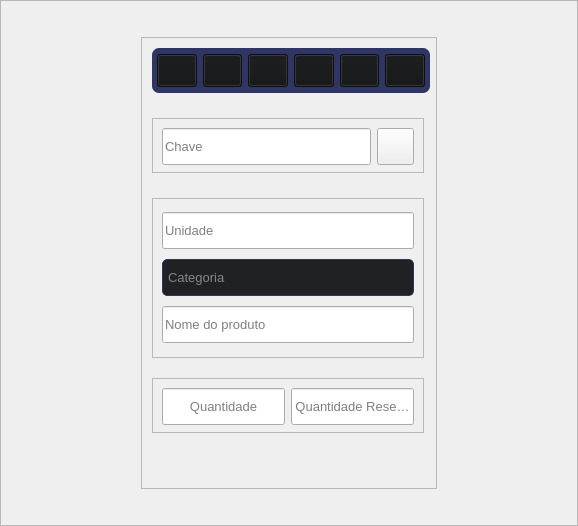
Qt form src/gui/uis/windows/ui_file/cadastro_produto_demo2.ui (NdondaDaniel2020/SalesManagement) before a commit.
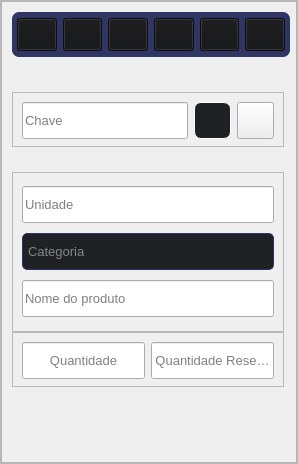
The same form after that commit. The open tabs and pages were chosen to show the change. Icons and pictures are not drawn. Custom widgets are drawn as their Qt base class.

Commit message: mversão definitiva do painel de cadastro

Diff of the .ui file:
```diff
--- a/src/gui/uis/windows/ui_file/cadastro_produto_demo2.ui
+++ b/src/gui/uis/windows/ui_file/cadastro_produto_demo2.ui
@@ -6,8 +6,8 @@
    <rect>
     <x>0</x>
     <y>0</y>
-    <width>578</width>
-    <height>526</height>
+    <width>296</width>
+    <height>462</height>
    </rect>
   </property>
   <property name="windowTitle">
@@ -127,13 +127,13 @@
         <property name="minimumSize">
          <size>
           <width>296</width>
-          <height>452</height>
+          <height>462</height>
          </size>
         </property>
         <property name="maximumSize">
          <size>
           <width>296</width>
-          <height>452</height>
+          <height>462</height>
          </size>
         </property>
         <property name="frameShape">
@@ -164,14 +164,14 @@
             <string notr="true"/>
            </property>
            <property name="currentIndex">
-            <number>0</number>
+            <number>1</number>
            </property>
            <widget class="QWidget" name="page_foto">
             <widget class="QPushButton" name="image">
              <property name="geometry">
               <rect>
                <x>40</x>
-               <y>30</y>
+               <y>40</y>
                <width>220</width>
                <height>390</height>
               </rect>
@@ -235,7 +235,7 @@
               </size>
              </property>
             </widget>
-            <widget class="QFrame" name="frame_nave_bar_2">
+            <widget class="QFrame" name="frame_segmented_nav">
              <property name="geometry">
               <rect>
                <x>60</x>
@@ -302,9 +302,6 @@
                   <height>40</height>
                  </size>
                 </property>
-                <property name="styleSheet">
-                 <string notr="true"/>
-                </property>
                 <property name="text">
                  <string/>
                 </property>
@@ -397,7 +394,7 @@
                 </property>
                 <property name="icon">
                  <iconset>
-                  <normaloff>../../../images/svg_icons/icon_info_2.svg</normaloff>../../../images/svg_icons/icon_info_2.svg</iconset>
+                  <normaloff>../../../images/svg_icons/icon_setting.svg</normaloff>../../../images/svg_icons/icon_setting.svg</iconset>
                 </property>
                 <property name="iconSize">
                  <size>
@@ -412,8 +409,68 @@
             <widget class="QPushButton" name="btn_activate">
              <property name="geometry">
               <rect>
-               <x>60</x>
-               <y>340</y>
+               <x>20</x>
+               <y>390</y>
+               <width>40</width>
+               <height>40</height>
+              </rect>
+             </property>
+             <property name="minimumSize">
+              <size>
+               <width>40</width>
+               <height>40</height>
+              </size>
+             </property>
+             <property name="maximumSize">
+              <size>
+               <width>40</width>
+               <height>40</height>
+              </size>
+             </property>
+             <property name="styleSheet">
+              <string notr="true">QPushButton{
+background-color: rgb(47, 54, 100);
+color: rgb(233, 234, 236);}
+
+QPushButton:hover{background-color: rgb(50, 57, 106);}
+
+QPushButton:pressed{background-color: rgb(48, 55, 102);}
+</string>
+             </property>
+             <property name="text">
+              <string/>
+             </property>
+             <property name="icon">
+              <iconset>
+               <normaloff>../../../images/svg_icons/icon_camera.svg</normaloff>../../../images/svg_icons/icon_camera.svg</iconset>
+             </property>
+             <property name="iconSize">
+              <size>
+               <width>27</width>
+               <height>27</height>
+              </size>
+             </property>
+            </widget>
+           </widget>
+           <widget class="QWidget" name="page_camera">
+            <widget class="QLabel" name="lbl_camera">
+             <property name="geometry">
+              <rect>
+               <x>10</x>
+               <y>10</y>
+               <width>280</width>
+               <height>400</height>
+              </rect>
+             </property>
+             <property name="text">
+              <string/>
+             </property>
+            </widget>
+            <widget class="QPushButton" name="btn_activate_2">
+             <property name="geometry">
+              <rect>
+               <x>130</x>
+               <y>410</y>
                <width>40</width>
                <height>40</height>
               </rect>
@@ -456,7 +513,7 @@
             </widget>
            </widget>
            <widget class="QWidget" name="page_3">
-            <widget class="QFrame" name="frame_nave_bar">
+            <widget class="QFrame" name="frame_nav_bar">
              <property name="geometry">
               <rect>
                <x>10</x>
@@ -690,7 +747,7 @@
               </rect>
              </property>
              <property name="currentIndex">
-              <number>0</number>
+              <number>1</number>
              </property>
              <widget class="QWidget" name="page">
               <widget class="QFrame" name="frame_quantidade">
@@ -968,6 +1025,317 @@
                </layout>
               </widget>
              </widget>
+             <widget class="QWidget" name="page_4">
+              <widget class="QFrame" name="frame_continer_prima_info_2">
+               <property name="geometry">
+                <rect>
+                 <x>10</x>
+                 <y>100</y>
+                 <width>272</width>
+                 <height>160</height>
+                </rect>
+               </property>
+               <property name="frameShape">
+                <enum>QFrame::StyledPanel</enum>
+               </property>
+               <property name="frameShadow">
+                <enum>QFrame::Raised</enum>
+               </property>
+               <layout class="QVBoxLayout" name="verticalLayout_8">
+                <item>
+                 <widget class="QLineEdit" name="lineEdit_unidade_2">
+                  <property name="minimumSize">
+                   <size>
+                    <width>0</width>
+                    <height>37</height>
+                   </size>
+                  </property>
+                  <property name="font">
+                   <font>
+                    <pointsize>10</pointsize>
+                   </font>
+                  </property>
+                  <property name="placeholderText">
+                   <string>Unidade</string>
+                  </property>
+                  <property name="clearButtonEnabled">
+                   <bool>false</bool>
+                  </property>
+                 </widget>
+                </item>
+                <item>
+                 <widget class="PyEditableComboBox" name="combo_box_categoria_2">
+                  <property name="minimumSize">
+                   <size>
+                    <width>0</width>
+                    <height>37</height>
+                   </size>
+                  </property>
+                  <property name="font">
+                   <font>
+                    <pointsize>10</pointsize>
+                   </font>
+                  </property>
+                  <property name="cursor">
+                   <cursorShape>PointingHandCursor</cursorShape>
+                  </property>
+                  <property name="styleSheet">
+                   <string notr="true">QComboBox , QLineEdit{
+    border: 1px solid rgb(47, 54, 100);
+    border-radius: 5px;
+    padding-left: 5px;
+    padding-right: -187px;
+	color: rgb(133, 133, 136);
+    background-color: rgb(32, 33, 36);
+    text-align: left;
+}
+
+QComboBox:hover {
+	background-color: rgb(30, 31, 34);
+}
+
+QComboBox:pressed , QComboBox:focus{
+    background-color: rgb(37, 39, 42);
+    border-bottom: 1px solid rgba(0, 0, 0, 0.073);
+	color: rgb(133, 133, 136);
+}
+
+QComboBox:disabled {
+	color: rgb(133, 133, 136);
+    background: rgba(249, 249, 249, 0.3);
+    border: 1px solid rgba(0, 0, 0, 0.06);
+    border-bottom: 1px solid rgba(0, 0, 0, 0.06);
+}
+                        
+QComboBox::drop-down {
+	border-top-right-radius: 5px;
+	border-bottom-right-radius: 5px;
+	width: 34px; }
+
+QComboBox QAbstractItemView {
+	color: rgb(133, 133, 136);
+	background-color: rgb(23, 24, 26);
+	padding: 10px;
+	selection-background-color: rgb(195, 155, 255);
+	border: 2px solid  rgb(47, 54, 100);
+	border-radius:5px;}</string>
+                  </property>
+                  <property name="editable">
+                   <bool>false</bool>
+                  </property>
+                  <property name="currentText">
+                   <string/>
+                  </property>
+                  <property name="currentIndex">
+                   <number>-1</number>
+                  </property>
+                  <property name="minimumContentsLength">
+                   <number>0</number>
+                  </property>
+                  <property name="placeholderText">
+                   <string>Categoria</string>
+                  </property>
+                  <property name="duplicatesEnabled">
+                   <bool>false</bool>
+                  </property>
+                  <item>
+                   <property name="text">
+                    <string>New Item</string>
+                   </property>
+                  </item>
+                  <item>
+                   <property name="text">
+                    <string>New Item</string>
+                   </property>
+                  </item>
+                  <item>
+                   <property name="text">
+                    <string>New Item</string>
+                   </property>
+                  </item>
+                 </widget>
+                </item>
+                <item>
+                 <widget class="QLineEdit" name="lineEdit_nome_produto_2">
+                  <property name="minimumSize">
+                   <size>
+                    <width>0</width>
+                    <height>37</height>
+                   </size>
+                  </property>
+                  <property name="font">
+                   <font>
+                    <pointsize>10</pointsize>
+                   </font>
+                  </property>
+                  <property name="placeholderText">
+                   <string>Nome do produto</string>
+                  </property>
+                 </widget>
+                </item>
+               </layout>
+              </widget>
+              <widget class="QFrame" name="frame_quantidade_2">
+               <property name="geometry">
+                <rect>
+                 <x>10</x>
+                 <y>260</y>
+                 <width>272</width>
+                 <height>55</height>
+                </rect>
+               </property>
+               <property name="frameShape">
+                <enum>QFrame::StyledPanel</enum>
+               </property>
+               <property name="frameShadow">
+                <enum>QFrame::Raised</enum>
+               </property>
+               <layout class="QHBoxLayout" name="horizontalLayout_15">
+                <item>
+                 <widget class="QLineEdit" name="lineEdit_quantidade_2">
+                  <property name="minimumSize">
+                   <size>
+                    <width>0</width>
+                    <height>37</height>
+                   </size>
+                  </property>
+                  <property name="font">
+                   <font>
+                    <pointsize>10</pointsize>
+                   </font>
+                  </property>
+                  <property name="alignment">
+                   <set>Qt::AlignCenter</set>
+                  </property>
+                  <property name="placeholderText">
+                   <string>Quantidade</string>
+                  </property>
+                 </widget>
+                </item>
+                <item>
+                 <widget class="QLineEdit" name="lineEdit_quantidade_reserva_2">
+                  <property name="minimumSize">
+                   <size>
+                    <width>0</width>
+                    <height>37</height>
+                   </size>
+                  </property>
+                  <property name="font">
+                   <font>
+                    <pointsize>10</pointsize>
+                   </font>
+                  </property>
+                  <property name="alignment">
+                   <set>Qt::AlignCenter</set>
+                  </property>
+                  <property name="placeholderText">
+                   <string>Quantidade Reserva</string>
+                  </property>
+                 </widget>
+                </item>
+               </layout>
+              </widget>
+              <widget class="QFrame" name="frame_chave_qrcode_2">
+               <property name="geometry">
+                <rect>
+                 <x>10</x>
+                 <y>20</y>
+                 <width>272</width>
+                 <height>55</height>
+                </rect>
+               </property>
+               <property name="frameShape">
+                <enum>QFrame::StyledPanel</enum>
+               </property>
+               <property name="frameShadow">
+                <enum>QFrame::Raised</enum>
+               </property>
+               <layout class="QHBoxLayout" name="horizontalLayout_12">
+                <item>
+                 <widget class="QLineEdit" name="lineEdit_chave_2">
+                  <property name="minimumSize">
+                   <size>
+                    <width>0</width>
+                    <height>37</height>
+                   </size>
+                  </property>
+                  <property name="font">
+                   <font>
+                    <pointsize>10</pointsize>
+                   </font>
+                  </property>
+                  <property name="placeholderText">
+                   <string>Chave</string>
+                  </property>
+                 </widget>
+                </item>
+                <item>
+                 <widget class="QPushButton" name="icon_img_2">
+                  <property name="minimumSize">
+                   <size>
+                    <width>37</width>
+                    <height>37</height>
+                   </size>
+                  </property>
+                  <property name="maximumSize">
+                   <size>
+                    <width>37</width>
+                    <height>37</height>
+                   </size>
+                  </property>
+                  <property name="styleSheet">
+                   <string notr="true">background-color: rgb(32, 33, 37);
+border-radius:7px;
+color: #ffffff;
+border: 1px solid rgb(255, 255, 255)</string>
+                  </property>
+                  <property name="text">
+                   <string/>
+                  </property>
+                  <property name="icon">
+                   <iconset>
+                    <normaloff>../../../images/svg_icons/icon_gallery.svg</normaloff>../../../images/svg_icons/icon_gallery.svg</iconset>
+                  </property>
+                  <property name="iconSize">
+                   <size>
+                    <width>18</width>
+                    <height>18</height>
+                   </size>
+                  </property>
+                 </widget>
+                </item>
+                <item>
+                 <widget class="QPushButton" name="btn_chave_qrcode_2">
+                  <property name="minimumSize">
+                   <size>
+                    <width>37</width>
+                    <height>37</height>
+                   </size>
+                  </property>
+                  <property name="maximumSize">
+                   <size>
+                    <width>37</width>
+                    <height>37</height>
+                   </size>
+                  </property>
+                  <property name="text">
+                   <string/>
+                  </property>
+                  <property name="icon">
+                   <iconset>
+                    <normaloff>../../../images/svg_icons/icon_qr_code.svg</normaloff>../../../images/svg_icons/icon_qr_code.svg</iconset>
+                  </property>
+                  <property name="iconSize">
+                   <size>
+                    <width>22</width>
+                    <height>22</height>
+                   </size>
+                  </property>
+                 </widget>
+                </item>
+               </layout>
+              </widget>
+             </widget>
              <widget class="QWidget" name="page_2">
               <widget class="QFrame" name="frame_continer_preco">
                <property name="geometry">
```
